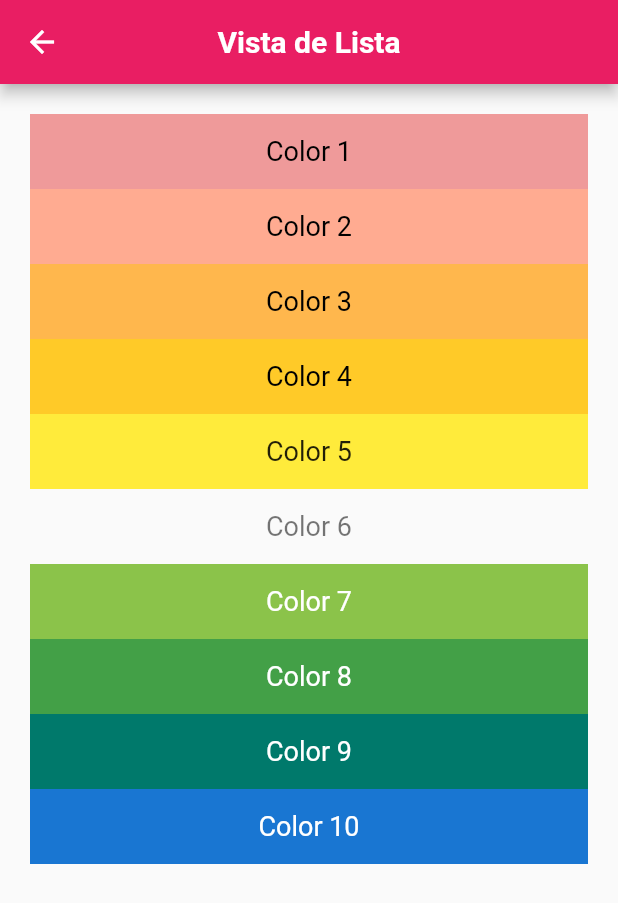
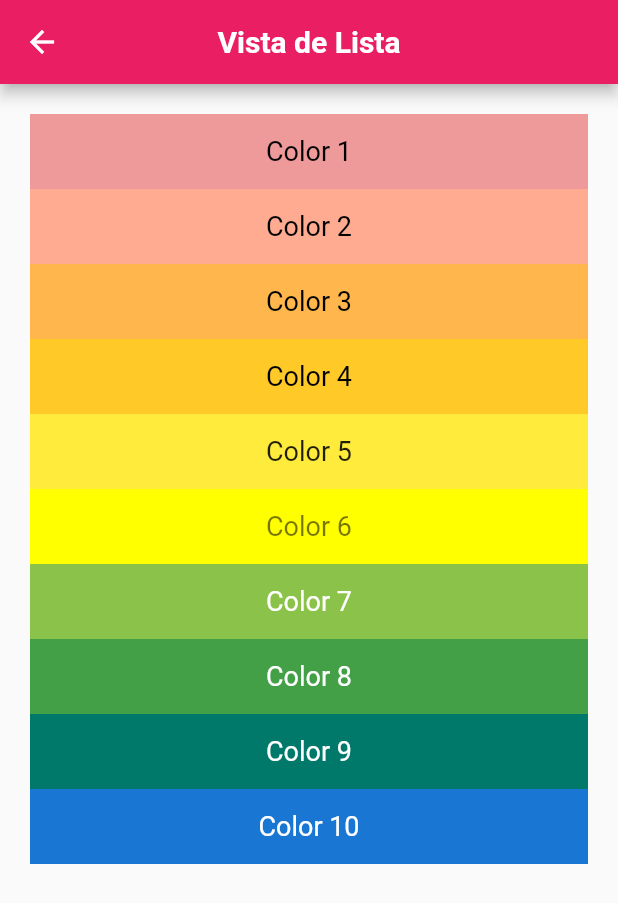
Before and after one commit to Danaromero/Rutas_a_PAG, a Flutter app: the ListViewPage screen opened by its route, on a phone screen of 412 x 824 dp. Shown: the top 903 px of the screen. Run offline on Flutter 3.47's test engine with Material 2 defaults, Android fonts, the phone set to English and light mode, and no system bars.

```diff
--- a/lib/src/pages/listview_page.dart
+++ b/lib/src/pages/listview_page.dart
@@ -43,7 +43,7 @@ class ListViewPage extends StatelessWidget {
             ),
             Container(
               height: 50,
-              color: Colors.yellowAccent[900],
+              color: Colors.yellowAccent,
               child: const Center(child: Text('Color 6', style: TextStyle(fontSize: 18, color: Colors.black54),)),
             ),
             Container(
```
Also changed, not shown: 1 other file.
